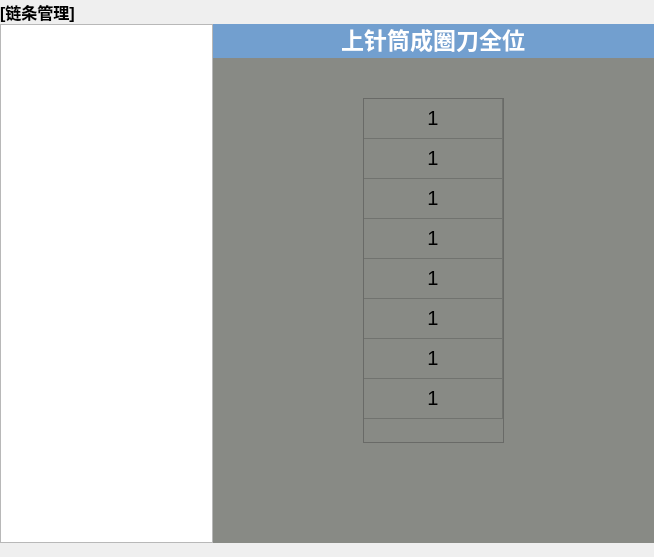
This is frm/Frm_chainProcessingClass.ui in lvxiaowei/linux_lcCode as Qt 5 draws it before an edit. The edited form follows.
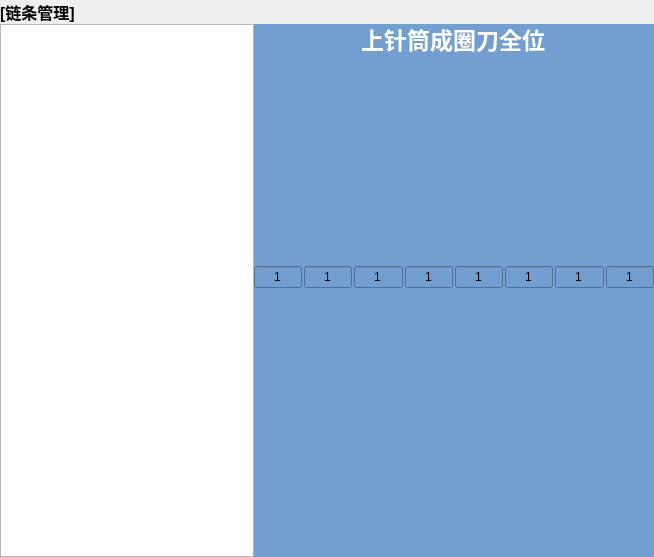
This is the edited form. The open tabs and pages were chosen to show the change.

```diff
--- a/frm/Frm_chainProcessingClass.ui
+++ b/frm/Frm_chainProcessingClass.ui
@@ -257,6 +257,12 @@
           </column>
          </widget>
          <widget class="QStackedWidget" name="m_stackCmdEdit">
+          <property name="maximumSize">
+           <size>
+            <width>400</width>
+            <height>16777215</height>
+           </size>
+          </property>
           <property name="styleSheet">
            <string notr="true">background-color: rgb(114, 159, 207);</string>
           </property>
@@ -383,7 +389,12 @@
             <item>
              <widget class="QStackedWidget" name="m_stackCmdParaSet">
               <property name="styleSheet">
-               <string notr="true">background-color: rgb(136, 138, 133);</string>
+               <string notr="true">QLineEdit:focus,QComboBox:focus,  QDoubleSpinBox:focus{
+border-width:4px;
+border-radius:10px;
+border-color: rgb(222, 89, 89);
+background-color: rgb(222, 89, 89);
+}</string>
               </property>
               <property name="currentIndex">
                <number>0</number>
@@ -1509,244 +1520,152 @@
                </layout>
               </widget>
               <widget class="QWidget" name="circle">
-               <layout class="QGridLayout" name="gridLayout_6" columnstretch="1,1,1">
+               <property name="styleSheet">
+                <string notr="true"/>
+               </property>
+               <layout class="QHBoxLayout" name="horizontalLayout">
+                <property name="spacing">
+                 <number>2</number>
+                </property>
+                <property name="leftMargin">
+                 <number>0</number>
+                </property>
                 <property name="topMargin">
                  <number>40</number>
                 </property>
+                <property name="rightMargin">
+                 <number>0</number>
+                </property>
                 <property name="bottomMargin">
                  <number>100</number>
                 </property>
-                <item row="0" column="0">
-                 <spacer name="horizontalSpacer">
-                  <property name="orientation">
-                   <enum>Qt::Horizontal</enum>
+                <item>
+                 <widget class="QLineEdit" name="m_edtCircle_1">
+                  <property name="sizePolicy">
+                   <sizepolicy hsizetype="Preferred" vsizetype="Fixed">
+                    <horstretch>0</horstretch>
+                    <verstretch>0</verstretch>
+                   </sizepolicy>
                   </property>
-                  <property name="sizeHint" stdset="0">
-                   <size>
-                    <width>128</width>
-                    <height>20</height>
-                   </size>
+                  <property name="text">
+                   <string>1</string>
                   </property>
-                 </spacer>
+                  <property name="alignment">
+                   <set>Qt::AlignCenter</set>
+                  </property>
+                 </widget>
                 </item>
-                <item row="0" column="1">
-                 <widget class="QTableWidget" name="m_tableCycle">
-                  <property name="font">
-                   <font>
-                    <pointsize>15</pointsize>
-                   </font>
+                <item>
+                 <widget class="QLineEdit" name="m_edtCircle_2">
+                  <property name="sizePolicy">
+                   <sizepolicy hsizetype="Preferred" vsizetype="Fixed">
+                    <horstretch>0</horstretch>
+                    <verstretch>0</verstretch>
+                   </sizepolicy>
                   </property>
-                  <property name="layoutDirection">
-                   <enum>Qt::LeftToRight</enum>
+                  <property name="text">
+                   <string>1</string>
                   </property>
-                  <property name="styleSheet">
-                   <string notr="true"/>
+                  <property name="alignment">
+                   <set>Qt::AlignCenter</set>
                   </property>
-                  <property name="verticalScrollBarPolicy">
-                   <enum>Qt::ScrollBarAlwaysOff</enum>
+                 </widget>
+                </item>
+                <item>
+                 <widget class="QLineEdit" name="m_edtCircle_3">
+                  <property name="sizePolicy">
+                   <sizepolicy hsizetype="Preferred" vsizetype="Fixed">
+                    <horstretch>0</horstretch>
+                    <verstretch>0</verstretch>
+                   </sizepolicy>
                   </property>
-                  <property name="horizontalScrollBarPolicy">
-                   <enum>Qt::ScrollBarAlwaysOff</enum>
+                  <property name="text">
+                   <string>1</string>
                   </property>
-                  <property name="autoScrollMargin">
-                   <number>16</number>
+                  <property name="alignment">
+                   <set>Qt::AlignCenter</set>
                   </property>
-                  <property name="dragEnabled">
-                   <bool>false</bool>
+                 </widget>
+                </item>
+                <item>
+                 <widget class="QLineEdit" name="m_edtCircle_4">
+                  <property name="sizePolicy">
+                   <sizepolicy hsizetype="Preferred" vsizetype="Fixed">
+                    <horstretch>0</horstretch>
+                    <verstretch>0</verstretch>
+                   </sizepolicy>
                   </property>
-                  <property name="alternatingRowColors">
-                   <bool>false</bool>
+                  <property name="text">
+                   <string>1</string>
                   </property>
-                  <property name="textElideMode">
-                   <enum>Qt::ElideRight</enum>
+                  <property name="alignment">
+                   <set>Qt::AlignCenter</set>
                   </property>
-                  <attribute name="horizontalHeaderVisible">
-                   <bool>false</bool>
-                  </attribute>
-                  <attribute name="horizontalHeaderCascadingSectionResizes">
-                   <bool>false</bool>
-                  </attribute>
-                  <attribute name="horizontalHeaderDefaultSectionSize">
-                   <number>43</number>
-                  </attribute>
-                  <attribute name="horizontalHeaderHighlightSections">
-                   <bool>true</bool>
-                  </attribute>
-                  <attribute name="horizontalHeaderMinimumSectionSize">
-                   <number>40</number>
-                  </attribute>
-                  <attribute name="horizontalHeaderStretchLastSection">
-                   <bool>true</bool>
-                  </attribute>
-                  <attribute name="verticalHeaderVisible">
-                   <bool>false</bool>
-                  </attribute>
-                  <attribute name="verticalHeaderCascadingSectionResizes">
-                   <bool>false</bool>
-                  </attribute>
-                  <attribute name="verticalHeaderDefaultSectionSize">
-                   <number>40</number>
-                  </attribute>
-                  <attribute name="verticalHeaderShowSortIndicator" stdset="0">
-                   <bool>false</bool>
-                  </attribute>
-                  <attribute name="verticalHeaderStretchLastSection">
-                   <bool>false</bool>
-                  </attribute>
-                  <row>
-                   <property name="text">
-                    <string>   尺码1   </string>
-                   </property>
-                   <property name="textAlignment">
-                    <set>AlignCenter</set>
-                   </property>
-                  </row>
-                  <row>
-                   <property name="text">
-                    <string>尺码2</string>
-                   </property>
-                   <property name="textAlignment">
-                    <set>AlignCenter</set>
-                   </property>
-                  </row>
-                  <row>
-                   <property name="text">
-                    <string>尺码3</string>
-                   </property>
-                   <property name="textAlignment">
-                    <set>AlignCenter</set>
-                   </property>
-                  </row>
-                  <row>
-                   <property name="text">
-                    <string>尺码4</string>
-                   </property>
-                   <property name="textAlignment">
-                    <set>AlignCenter</set>
-                   </property>
-                  </row>
-                  <row>
-                   <property name="text">
-                    <string>尺码5</string>
-                   </property>
-                   <property name="textAlignment">
-                    <set>AlignCenter</set>
-                   </property>
-                  </row>
-                  <row>
-                   <property name="text">
-                    <string>尺码6</string>
-                   </property>
-                   <property name="textAlignment">
-                    <set>AlignCenter</set>
-                   </property>
-                  </row>
-                  <row>
-                   <property name="text">
-                    <string>尺码7</string>
-                   </property>
-                   <property name="textAlignment">
-                    <set>AlignCenter</set>
-                   </property>
-                  </row>
-                  <row>
-                   <property name="text">
-                    <string>尺码8</string>
-                   </property>
-                   <property name="textAlignment">
-                    <set>AlignCenter</set>
-                   </property>
-                  </row>
-                  <column>
-                   <property name="text">
-                    <string/>
-                   </property>
-                   <property name="font">
-                    <font>
-                     <pointsize>9</pointsize>
-                     <weight>50</weight>
-                     <bold>false</bold>
-                    </font>
-                   </property>
-                  </column>
-                  <item row="0" column="0">
-                   <property name="text">
-                    <string>1</string>
-                   </property>
-                   <property name="textAlignment">
-                    <set>AlignCenter</set>
-                   </property>
-                  </item>
-                  <item row="1" column="0">
-                   <property name="text">
-                    <string>1</string>
-                   </property>
-                   <property name="textAlignment">
-                    <set>AlignCenter</set>
-                   </property>
-                  </item>
-                  <item row="2" column="0">
-                   <property name="text">
-                    <string>1</string>
-                   </property>
-                   <property name="textAlignment">
-                    <set>AlignCenter</set>
-                   </property>
-                  </item>
-                  <item row="3" column="0">
-                   <property name="text">
-                    <string>1</string>
-                   </property>
-                   <property name="textAlignment">
-                    <set>AlignCenter</set>
-                   </property>
-                  </item>
-                  <item row="4" column="0">
-                   <property name="text">
-                    <string>1</string>
-                   </property>
-                   <property name="textAlignment">
-                    <set>AlignCenter</set>
-                   </property>
-                  </item>
-                  <item row="5" column="0">
-                   <property name="text">
-                    <string>1</string>
-                   </property>
-                   <property name="textAlignment">
-                    <set>AlignCenter</set>
-                   </property>
-                  </item>
-                  <item row="6" column="0">
-                   <property name="text">
-                    <string>1</string>
-                   </property>
-                   <property name="textAlignment">
-                    <set>AlignCenter</set>
-                   </property>
-                  </item>
-                  <item row="7" column="0">
-                   <property name="text">
-                    <string>1</string>
-                   </property>
-                   <property name="textAlignment">
-                    <set>AlignCenter</set>
-                   </property>
-                  </item>
                  </widget>
                 </item>
-                <item row="0" column="2">
-                 <spacer name="horizontalSpacer_2">
-                  <property name="orientation">
-                   <enum>Qt::Horizontal</enum>
+                <item>
+                 <widget class="QLineEdit" name="m_edtCircle_5">
+                  <property name="sizePolicy">
+                   <sizepolicy hsizetype="Preferred" vsizetype="Fixed">
+                    <horstretch>0</horstretch>
+                    <verstretch>0</verstretch>
+                   </sizepolicy>
                   </property>
-                  <property name="sizeHint" stdset="0">
-                   <size>
-                    <width>128</width>
-                    <height>20</height>
-                   </size>
+                  <property name="text">
+                   <string>1</string>
                   </property>
-                 </spacer>
+                  <property name="alignment">
+                   <set>Qt::AlignCenter</set>
+                  </property>
+                 </widget>
+                </item>
+                <item>
+                 <widget class="QLineEdit" name="m_edtCircle_6">
+                  <property name="sizePolicy">
+                   <sizepolicy hsizetype="Preferred" vsizetype="Fixed">
+                    <horstretch>0</horstretch>
+                    <verstretch>0</verstretch>
+                   </sizepolicy>
+                  </property>
+                  <property name="text">
+                   <string>1</string>
+                  </property>
+                  <property name="alignment">
+                   <set>Qt::AlignCenter</set>
+                  </property>
+                 </widget>
+                </item>
+                <item>
+                 <widget class="QLineEdit" name="m_edtCircle_7">
+                  <property name="sizePolicy">
+                   <sizepolicy hsizetype="Preferred" vsizetype="Fixed">
+                    <horstretch>0</horstretch>
+                    <verstretch>0</verstretch>
+                   </sizepolicy>
+                  </property>
+                  <property name="text">
+                   <string>1</string>
+                  </property>
+                  <property name="alignment">
+                   <set>Qt::AlignCenter</set>
+                  </property>
+                 </widget>
+                </item>
+                <item>
+                 <widget class="QLineEdit" name="m_edtCircle_8">
+                  <property name="sizePolicy">
+                   <sizepolicy hsizetype="Preferred" vsizetype="Fixed">
+                    <horstretch>0</horstretch>
+                    <verstretch>0</verstretch>
+                   </sizepolicy>
+                  </property>
+                  <property name="text">
+                   <string>1</string>
+                  </property>
+                  <property name="alignment">
+                   <set>Qt::AlignCenter</set>
+                  </property>
+                 </widget>
                 </item>
                </layout>
               </widget>
@@ -1807,308 +1726,6 @@
            </layout>
           </widget>
          </widget>
-        </widget>
-       </item>
-       <item row="1" column="0">
-        <widget class="QLabel" name="label_21">
-         <property name="sizePolicy">
-          <sizepolicy hsizetype="Preferred" vsizetype="Fixed">
-           <horstretch>0</horstretch>
-           <verstretch>0</verstretch>
-          </sizepolicy>
-         </property>
-         <property name="text">
-          <string/>
-         </property>
-        </widget>
-       </item>
-      </layout>
-     </widget>
-     <widget class="QWidget" name="page_2">
-      <layout class="QGridLayout" name="gridLayout_4" rowstretch="10,2,0" columnstretch="1,1,5,1" rowminimumheight="0,0,0" columnminimumwidth="0,0,0,0">
-       <property name="leftMargin">
-        <number>0</number>
-       </property>
-       <property name="topMargin">
-        <number>0</number>
-       </property>
-       <property name="rightMargin">
-        <number>0</number>
-       </property>
-       <property name="bottomMargin">
-        <number>0</number>
-       </property>
-       <property name="spacing">
-        <number>0</number>
-       </property>
-       <item row="2" column="1" colspan="3">
-        <widget class="QLabel" name="label_2">
-         <property name="minimumSize">
-          <size>
-           <width>0</width>
-           <height>30</height>
-          </size>
-         </property>
-         <property name="styleSheet">
-          <string notr="true">background-color: rgb(114, 159, 207);</string>
-         </property>
-         <property name="text">
-          <string/>
-         </property>
-        </widget>
-       </item>
-       <item row="2" column="0">
-        <widget class="QLabel" name="label_3">
-         <property name="font">
-          <font>
-           <weight>75</weight>
-           <bold>true</bold>
-          </font>
-         </property>
-         <property name="text">
-          <string>命令预览：</string>
-         </property>
-        </widget>
-       </item>
-       <item row="0" column="0" rowspan="2" colspan="2">
-        <widget class="QTableWidget" name="m_wgtCmdName_1">
-         <property name="columnCount">
-          <number>1</number>
-         </property>
-         <attribute name="horizontalHeaderVisible">
-          <bool>false</bool>
-         </attribute>
-         <attribute name="horizontalHeaderStretchLastSection">
-          <bool>true</bool>
-         </attribute>
-         <column/>
-        </widget>
-       </item>
-       <item row="0" column="2" rowspan="2">
-        <widget class="QTableWidget" name="m_wgtCmdContent_1">
-         <property name="columnCount">
-          <number>1</number>
-         </property>
-         <attribute name="horizontalHeaderVisible">
-          <bool>false</bool>
-         </attribute>
-         <attribute name="horizontalHeaderStretchLastSection">
-          <bool>true</bool>
-         </attribute>
-         <column/>
-        </widget>
-       </item>
-       <item row="0" column="3" rowspan="2">
-        <widget class="QWidget" name="widget" native="true">
-         <layout class="QGridLayout" name="gridLayout">
-          <property name="leftMargin">
-           <number>0</number>
-          </property>
-          <property name="topMargin">
-           <number>0</number>
-          </property>
-          <property name="rightMargin">
-           <number>0</number>
-          </property>
-          <property name="bottomMargin">
-           <number>0</number>
-          </property>
-          <property name="spacing">
-           <number>0</number>
-          </property>
-          <item row="5" column="0">
-           <widget class="QLineEdit" name="cmd_val3">
-            <property name="sizePolicy">
-             <sizepolicy hsizetype="Expanding" vsizetype="Preferred">
-              <horstretch>0</horstretch>
-              <verstretch>0</verstretch>
-             </sizepolicy>
-            </property>
-           </widget>
-          </item>
-          <item row="12" column="0">
-           <widget class="QLabel" name="label_10">
-            <property name="sizePolicy">
-             <sizepolicy hsizetype="Preferred" vsizetype="Fixed">
-              <horstretch>0</horstretch>
-              <verstretch>0</verstretch>
-             </sizepolicy>
-            </property>
-            <property name="text">
-             <string>参数7</string>
-            </property>
-           </widget>
-          </item>
-          <item row="4" column="0">
-           <widget class="QLabel" name="label_6">
-            <property name="sizePolicy">
-             <sizepolicy hsizetype="Preferred" vsizetype="Fixed">
-              <horstretch>0</horstretch>
-              <verstretch>0</verstretch>
-             </sizepolicy>
-            </property>
-            <property name="text">
-             <string>参数3</string>
-            </property>
-           </widget>
-          </item>
-          <item row="14" column="0">
-           <widget class="QLabel" name="label_11">
-            <property name="sizePolicy">
-             <sizepolicy hsizetype="Preferred" vsizetype="Fixed">
-              <horstretch>0</horstretch>
-              <verstretch>0</verstretch>
-             </sizepolicy>
-            </property>
-            <property name="text">
-             <string>参数8</string>
-            </property>
-           </widget>
-          </item>
-          <item row="9" column="0">
-           <widget class="QLineEdit" name="cmd_val5">
-            <property name="sizePolicy">
-             <sizepolicy hsizetype="Expanding" vsizetype="Preferred">
-              <horstretch>0</horstretch>
-              <verstretch>0</verstretch>
-             </sizepolicy>
-            </property>
-           </widget>
-          </item>
-          <item row="13" column="0">
-           <widget class="QLineEdit" name="cmd_val7">
-            <property name="sizePolicy">
-             <sizepolicy hsizetype="Expanding" vsizetype="Preferred">
-              <horstretch>0</horstretch>
-              <verstretch>0</verstretch>
-             </sizepolicy>
-            </property>
-           </widget>
-          </item>
-          <item row="3" column="0">
-           <widget class="QLineEdit" name="cmd_val2">
-            <property name="sizePolicy">
-             <sizepolicy hsizetype="Expanding" vsizetype="Preferred">
-              <horstretch>0</horstretch>
-              <verstretch>0</verstretch>
-             </sizepolicy>
-            </property>
-           </widget>
-          </item>
-          <item row="6" column="0">
-           <widget class="QLabel" name="label_7">
-            <property name="sizePolicy">
-             <sizepolicy hsizetype="Preferred" vsizetype="Fixed">
-              <horstretch>0</horstretch>
-              <verstretch>0</verstretch>
-             </sizepolicy>
-            </property>
-            <property name="text">
-             <string>参数4</string>
-            </property>
-           </widget>
-          </item>
-          <item row="11" column="0">
-           <widget class="QLineEdit" name="cmd_val6">
-            <property name="sizePolicy">
-             <sizepolicy hsizetype="Expanding" vsizetype="Preferred">
-              <horstretch>0</horstretch>
-              <verstretch>0</verstretch>
-             </sizepolicy>
-            </property>
-           </widget>
-          </item>
-          <item row="1" column="0">
-           <widget class="QLineEdit" name="cmd_val1">
-            <property name="sizePolicy">
-             <sizepolicy hsizetype="Expanding" vsizetype="Preferred">
-              <horstretch>0</horstretch>
-              <verstretch>0</verstretch>
-             </sizepolicy>
-            </property>
-            <property name="font">
-             <font>
-              <strikeout>false</strikeout>
-             </font>
-            </property>
-            <property name="text">
-             <string/>
-            </property>
-           </widget>
-          </item>
-          <item row="8" column="0">
-           <widget class="QLabel" name="label_8">
-            <property name="sizePolicy">
-             <sizepolicy hsizetype="Preferred" vsizetype="Fixed">
-              <horstretch>0</horstretch>
-              <verstretch>0</verstretch>
-             </sizepolicy>
-            </property>
-            <property name="text">
-             <string>参数5</string>
-            </property>
-           </widget>
-          </item>
-          <item row="15" column="0">
-           <widget class="QLineEdit" name="cmd_val8">
-            <property name="sizePolicy">
-             <sizepolicy hsizetype="Expanding" vsizetype="Preferred">
-              <horstretch>0</horstretch>
-              <verstretch>0</verstretch>
-             </sizepolicy>
-            </property>
-           </widget>
-          </item>
-          <item row="10" column="0">
-           <widget class="QLabel" name="label_9">
-            <property name="sizePolicy">
-             <sizepolicy hsizetype="Preferred" vsizetype="Fixed">
-              <horstretch>0</horstretch>
-              <verstretch>0</verstretch>
-             </sizepolicy>
-            </property>
-            <property name="text">
-             <string>参数6</string>
-            </property>
-           </widget>
-          </item>
-          <item row="7" column="0">
-           <widget class="QLineEdit" name="cmd_val4">
-            <property name="sizePolicy">
-             <sizepolicy hsizetype="Expanding" vsizetype="Preferred">
-              <horstretch>0</horstretch>
-              <verstretch>0</verstretch>
-             </sizepolicy>
-            </property>
-           </widget>
-          </item>
-          <item row="0" column="0">
-           <widget class="QLabel" name="label_4">
-            <property name="sizePolicy">
-             <sizepolicy hsizetype="Preferred" vsizetype="Fixed">
-              <horstretch>0</horstretch>
-              <verstretch>0</verstretch>
-             </sizepolicy>
-            </property>
-            <property name="text">
-             <string>参数１</string>
-            </property>
-           </widget>
-          </item>
-          <item row="2" column="0">
-           <widget class="QLabel" name="label_5">
-            <property name="sizePolicy">
-             <sizepolicy hsizetype="Preferred" vsizetype="Fixed">
-              <horstretch>0</horstretch>
-              <verstretch>0</verstretch>
-             </sizepolicy>
-            </property>
-            <property name="text">
-             <string>参数2</string>
-            </property>
-           </widget>
-          </item>
-         </layout>
         </widget>
        </item>
       </layout>
```
Left out of the diff: 104 changed lines with no effect on the pictures.
